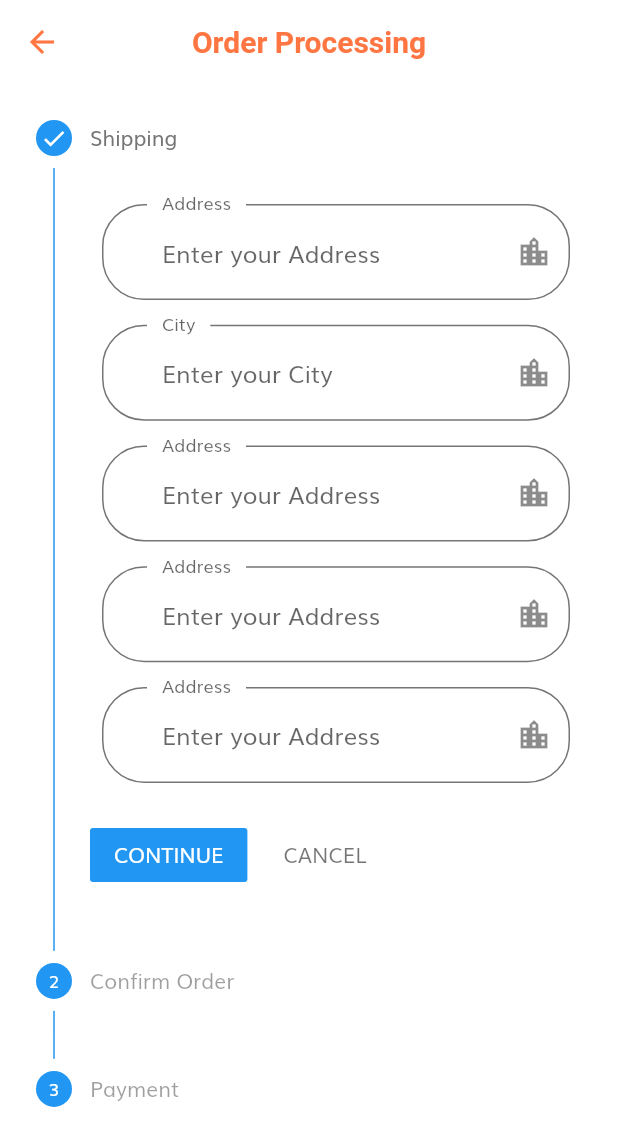
After one commit to bhattarainabin64/EcommerceApp, a Flutter app: the MultiStepForm screen opened by its route, on a phone screen of 412 x 824 dp. The commit adds this screen. Shown: the top 1146 px of the screen. Run offline on Flutter 3.47's test engine with Material 2 defaults, Android fonts, the phone set to English and light mode, and no system bars; our stand-ins replace awesome_notifications, badges, carousel_slider, curved_navigation_bar, dio, flutter_rating_bar and 12 more; missing offline and left inert: clippy_flutter, dart:ffi, dio_http_cache, wear; accounts and stored records are empty.

Commit message:
add shiipping

```diff
--- a/lib/routes.dart
+++ b/lib/routes.dart
@@ -4,6 +4,7 @@ import 'package:najikkopasal/screens/home/components/botton-nav.dart';
 import 'package:najikkopasal/screens/home/components/nav.dart';
 
 import 'package:najikkopasal/screens/login_success/login_success_screen.dart';
+import 'package:najikkopasal/screens/muti_step_form/multi_step.dart';
 import 'package:najikkopasal/screens/product_details/product_details.dart';
 import 'package:najikkopasal/screens/profile/change_password.dart';
 import 'package:najikkopasal/screens/profile/edit_profile.dart';
@@ -29,5 +30,6 @@ final Map<String, WidgetBuilder> routes = {
   EditProfilePage.routeName: (context) => EditProfilePage(),
   // TestScreen.routeName: (context) => TestScreen(),
   ChangePassword.routeName: (context) => ChangePassword(),
+  MultiStepForm.routeName: (context) => const MultiStepForm(),
 
 };
--- /dev/null
+++ b/lib/screens/muti_step_form/multi_step.dart
@@ -0,0 +1,175 @@
+import 'package:flutter/material.dart';
+import 'package:najikkopasal/components/custom_suffix-icon.dart';
+import 'package:najikkopasal/size_config.dart';
+
+class MultiStepForm extends StatefulWidget {
+  static String routeName = '/multi_step_form';
+  const MultiStepForm({Key? key}) : super(key: key);
+
+  @override
+  _MultiStepFormState createState() => _MultiStepFormState();
+}
+
+class _MultiStepFormState extends State<MultiStepForm> {
+  // the current step
+  int _currentStep = 0;
+
+  // Determines whether the stepper's orientation is vertical or horizontal
+  // This variable can be changed by using the switch below
+  bool _isVerticalStepper = true;
+
+  // This function will be triggered when a step is tapped
+  _stepTapped(int step) {
+    setState(() => _currentStep = step);
+  }
+
+  // This function will be called when the continue button is tapped
+  _stepContinue() {
+    _currentStep < 2 ? setState(() => _currentStep += 1) : null;
+  }
+
+  // This function will be called when the cancel button is tapped
+  _stepCancel() {
+    _currentStep > 0 ? setState(() => _currentStep -= 1) : null;
+  }
+
+  @override
+  Widget build(BuildContext context) {
+    return Scaffold(
+      appBar: AppBar(
+        title: const Text(
+          'Order Processing',
+          style: TextStyle(fontSize: 20, fontWeight: FontWeight.bold),
+        ),
+        centerTitle: true,
+      ),
+      body: Column(
+        children: [
+          // Controls the stepper orientation
+
+          Expanded(
+            // chnage color of index in stepper
+
+            child: Stepper(
+              // vertical or horizontial
+              type: StepperType.vertical,
+              physics: const ScrollPhysics(),
+
+              currentStep: _currentStep,
+
+              onStepTapped: (step) => _stepTapped(step),
+              onStepContinue: _stepContinue,
+              onStepCancel: _stepCancel,
+              steps: [
+                // The first step: Name
+                Step(
+                  // give color in stepper index
+
+                  title: const Text('Shipping'),
+                  content: Container(
+                    child: Padding(
+                      padding: const EdgeInsets.all(8.0),
+                      child: Column(
+                        children: [
+                          buildNameFormFild(),
+                          SizedBox(height: SizeConfig.screenHeight * 0.02),
+                          buildCityFormFild(),
+                          SizedBox(height: SizeConfig.screenHeight * 0.02),
+                          buildNameFormFild(),
+                          SizedBox(height: SizeConfig.screenHeight * 0.02),
+                          buildNameFormFild(),
+                          SizedBox(height: SizeConfig.screenHeight * 0.02),
+                          buildNameFormFild(),
+                        ],
+                      ),
+                    ),
+                  ),
+                  isActive: _currentStep >= 0,
+                  state: _currentStep >= 0
+                      ? StepState.complete
+                      : StepState.disabled,
+                ),
+                // The second step: Phone number
+                Step(
+                  title: const Text('Confirm Order'),
+                  content: Column(
+                    children: [
+                      TextFormField(
+                        decoration: const InputDecoration(
+                            labelText: 'You mobile number'),
+                      ),
+                    ],
+                  ),
+                  isActive: _currentStep >= 0,
+                  state: _currentStep >= 1
+                      ? StepState.complete
+                      : StepState.disabled,
+                ),
+                // The third step: Verify phone number
+                Step(
+                  title: const Text('Payment'),
+                  content: Column(
+                    children: <Widget>[
+                      TextFormField(
+                        decoration: const InputDecoration(
+                            labelText: 'Verification code'),
+                      ),
+                    ],
+                  ),
+                  isActive: _currentStep >= 0,
+                  state: _currentStep >= 2
+                      ? StepState.complete
+                      : StepState.disabled,
+                ),
+              ],
+            ),
+          ),
+        ],
+      ),
+    );
+  }
+
+  TextFormField buildNameFormFild() {
+    return TextFormField(
+      validator: (value) {
+        if (value!.isEmpty) {
+          return "Please Enter Address";
+        } else if (value.length <= 5) {
+          return "Address should be at least 5 characters long";
+        } else {
+          return null;
+        }
+      },
+      decoration: const InputDecoration(
+        labelText: "Address",
+        hintText: "Enter your Address",
+        // If  you are using latest version of flutter then lable text and hint text shown like this
+        // if you r using flutter less then 1.20.* then maybe this is not working properly
+        floatingLabelBehavior: FloatingLabelBehavior.always,
+        suffixIcon: Icon(Icons.location_city),
+      ),
+    );
+  }
+
+  TextFormField buildCityFormFild() {
+    return TextFormField(
+      validator: (value) {
+        if (value!.isEmpty) {
+          return "Please Enter City";
+        } else if (value.length <= 5) {
+          return "City should be at least 5 characters long";
+        } else {
+          return null;
+        }
+      },
+      decoration: const InputDecoration(
+        labelText: "City",
+        hintText: "Enter your City",
+        // If  you are using latest version of flutter then lable text and hint text shown like this
+        // if you r using flutter less then 1.20.* then maybe this is not working properly
+        floatingLabelBehavior: FloatingLabelBehavior.always,
+        suffixIcon: Icon(Icons.location_city),
+      ),
+    );
+  }
+}
```
Also changed, not shown: lib/screens/cart/cart_screen.dart (+11 -4 lines), lib/screens/product_details/body.dart (+17 -1 lines), lib/screens/product_details/product_details.dart (+0 -7 lines).
